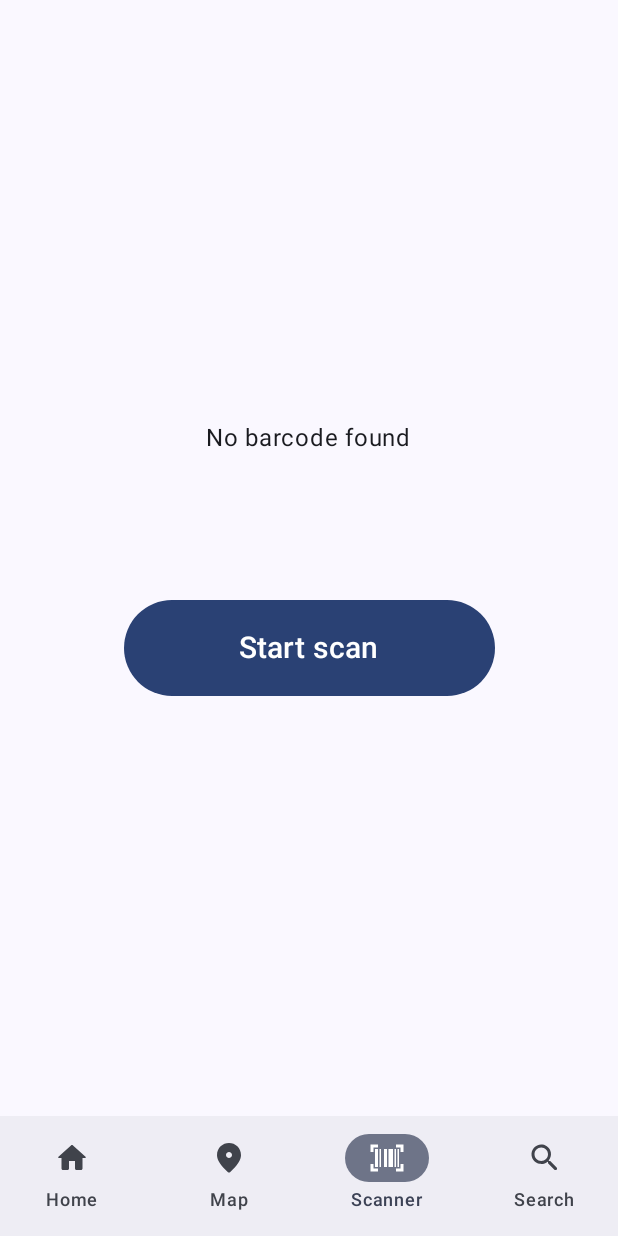
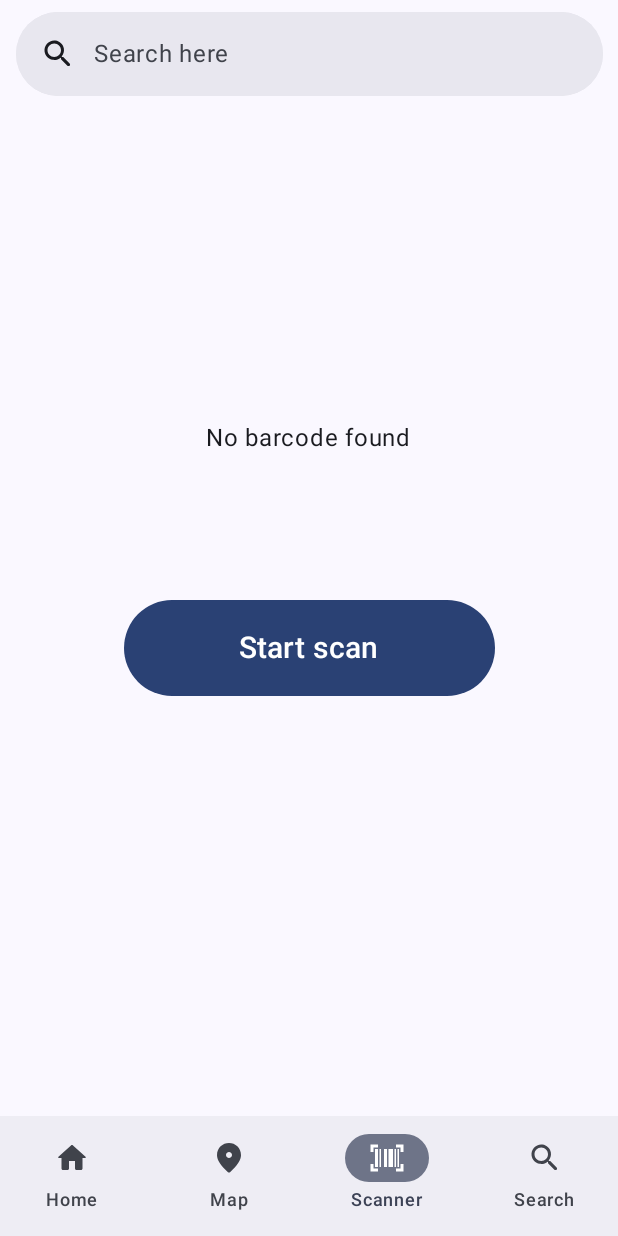
Before and after one commit to rvndsy/mpi2025_group04_wasteless, an Android app built with Jetpack Compose: the SearchScreen screen opened through its navigation route, item 3 of the bottom bar chosen, on a phone screen of 412 x 824 dp. Run offline under Robolectric (Android 15) with nearby library versions, the phone set to English and light mode, and no system bars; our stand-ins replace navigation suite; libraries missing offline, so code that uses them is left out: androidx.camera.core, androidx.camera.lifecycle, androidx.camera.view, com.google.mlkit.vision, org.osmdroid.tileprovider and 2 more; 1 statement that could not run was skipped.

Commit message:
Add SearchBar to ScanScreen

```diff
--- a/app/src/main/java/lv/makeitgreen/wasteless/ui/components/NavBar.kt
+++ b/app/src/main/java/lv/makeitgreen/wasteless/ui/components/NavBar.kt
@@ -31,8 +31,10 @@ fun NavBar(
                     label = { Text(it.label) },
                     selected = it == currentDestination,
                     onClick = {
-                        navController.popBackStack()
-                        navController.navigate(it.route)
+                        navController.navigate(it.route) {
+                            popUpTo(AppDestinations.HOME.route) { inclusive = false }
+                            launchSingleTop = true
+                        }
                     }
                 )
             }
--- a/app/src/main/java/lv/makeitgreen/wasteless/ui/main/ScanScreen.kt
+++ b/app/src/main/java/lv/makeitgreen/wasteless/ui/main/ScanScreen.kt
@@ -1,4 +1,4 @@
-@file:kotlin.OptIn(ExperimentalPermissionsApi::class)
+@file:kotlin.OptIn(ExperimentalPermissionsApi::class, ExperimentalMaterial3Api::class)
 
 package lv.makeitgreen.wasteless.ui.main
 
@@ -11,14 +11,22 @@ import androidx.camera.core.ImageAnalysis
 import androidx.camera.core.Preview
 import androidx.camera.lifecycle.ProcessCameraProvider
 import androidx.camera.view.PreviewView
+import androidx.compose.foundation.clickable
 import androidx.compose.foundation.layout.Arrangement
+import androidx.compose.foundation.layout.Box
 import androidx.compose.foundation.layout.Column
 import androidx.compose.foundation.layout.fillMaxSize
 import androidx.compose.foundation.layout.fillMaxWidth
 import androidx.compose.foundation.layout.height
 import androidx.compose.foundation.layout.padding
+import androidx.compose.material.icons.Icons
+import androidx.compose.material.icons.rounded.Close
+import androidx.compose.material.icons.rounded.Search
 import androidx.compose.material3.Button
+import androidx.compose.material3.ExperimentalMaterial3Api
+import androidx.compose.material3.Icon
 import androidx.compose.material3.Scaffold
+import androidx.compose.material3.SearchBar
 import androidx.compose.material3.Text
 import androidx.compose.runtime.Composable
 import androidx.compose.runtime.DisposableEffect
@@ -56,6 +64,7 @@ fun ScanScreen(navController: NavController) {
     var isCameraPreviewActive by remember { mutableStateOf(false) }
     val cameraPermissions = rememberPermissionState(Manifest.permission.CAMERA)
 
+
     // Useful resources
     // https://developer.android.com/media/camera/camerax/preview
     // https://developers.google.com/ml-kit/vision/barcode-scanning/android#kotlin
@@ -66,6 +75,9 @@ fun ScanScreen(navController: NavController) {
             Scaffold(
                 modifier = Modifier.fillMaxSize()
             ) {
+                BarcodeProductSearchbar(
+                    searchBarModifier = Modifier.fillMaxWidth(0.95F)
+                )
                 Column(
                     modifier = Modifier
                         .fillMaxSize()
@@ -184,3 +196,54 @@ fun DisplayBarcode(barcode: String?) {
         Text(barcode)
     }
 }
+
+@Composable
+fun BarcodeProductSearchbar(
+    searchBarModifier: Modifier
+) {
+    var searchText by remember { mutableStateOf("") }
+    var isSearchActive by remember { mutableStateOf(false) }
+
+    Box(
+        Modifier.fillMaxSize(),
+        contentAlignment = Alignment.TopCenter
+    ) {
+        SearchBar(
+            query = searchText,
+            onQueryChange = {
+                searchText = it
+            },
+            onSearch = {
+                isSearchActive = false
+            },
+            active = isSearchActive,
+            onActiveChange = {
+                isSearchActive = it
+            },
+            placeholder = {
+                Text(
+                    text = "Search here",
+                )
+            },
+            leadingIcon = {
+                Icon(imageVector = Icons.Rounded.Search, contentDescription = "Search Icon")
+            },
+            trailingIcon = {
+                if (isSearchActive) {
+                    Icon(
+                        imageVector = Icons.Rounded.Close,
+                        contentDescription = "Close Icon",
+                        modifier = Modifier.clickable{
+                            if (searchText.isEmpty()) {
+                                isSearchActive = false
+                            } else {
+                                searchText = ""
+                            }
+                        },
+                    )
+                }
+            },
+            modifier = searchBarModifier
+        ) {}
+    }
+}
--- a/app/src/main/java/lv/makeitgreen/wasteless/ui/main/SearchScreen.kt
+++ b/app/src/main/java/lv/makeitgreen/wasteless/ui/main/SearchScreen.kt
@@ -32,7 +32,9 @@ fun SearchScreen(navController: NavController) {
     var isSearchActive by remember { mutableStateOf(false) }
 
     NavBar(currentDestination, navController) {
-        Scaffold(modifier = Modifier.fillMaxSize()) { innerPadding ->
+        Scaffold(
+            modifier = Modifier.fillMaxSize()
+        ) {
             Box(
                 Modifier.fillMaxSize(),
                 contentAlignment = Alignment.TopCenter
@@ -72,8 +74,7 @@ fun SearchScreen(navController: NavController) {
                             )
                         }
                     },
-                    modifier = Modifier
-                        .fillMaxWidth()
+                    modifier = Modifier.fillMaxWidth(0.95F)
                 ) {}
             }
         }
```
